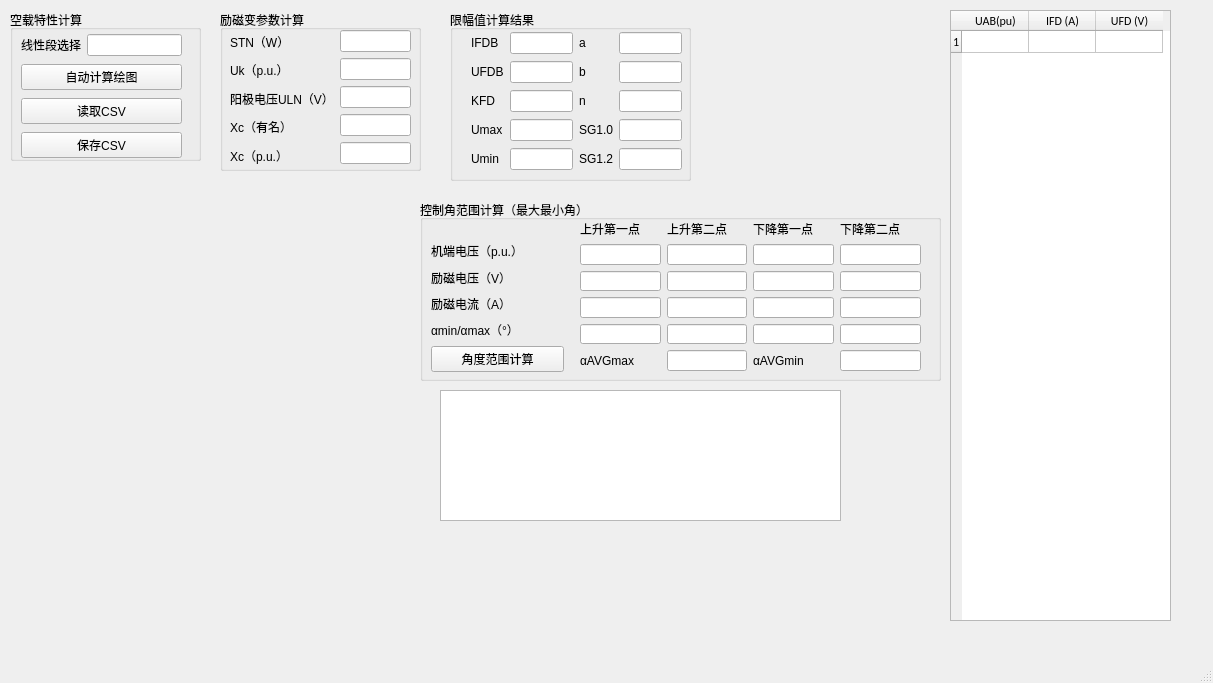
The window that kongzaiQMainWindow.ui (fly1057/noloadcharacteristic) describes before a commit, drawn with Qt 5.
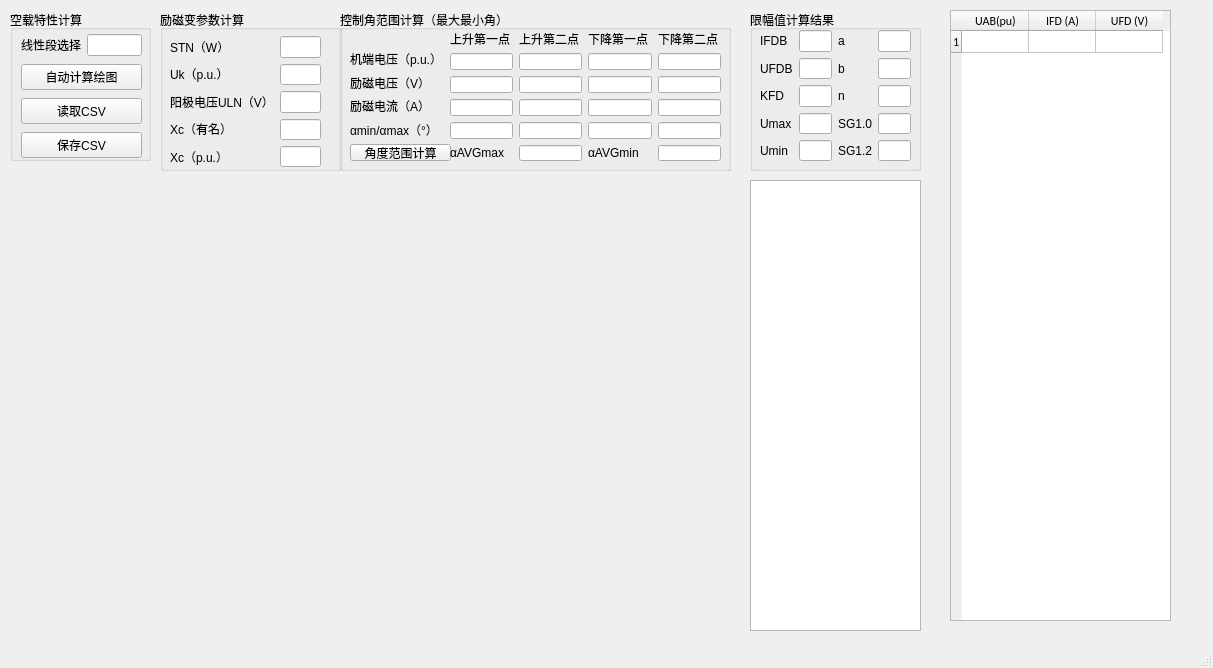
The same window after the commit.

What changed in the file:
```diff
--- a/kongzaiQMainWindow.ui
+++ b/kongzaiQMainWindow.ui
@@ -7,7 +7,7 @@
     <x>0</x>
     <y>0</y>
     <width>1213</width>
-    <height>683</height>
+    <height>668</height>
    </rect>
   </property>
   <property name="windowTitle">
@@ -19,7 +19,7 @@
      <rect>
       <x>10</x>
       <y>10</y>
-      <width>191</width>
+      <width>141</width>
       <height>151</height>
      </rect>
     </property>
@@ -31,7 +31,7 @@
       <rect>
        <x>11</x>
        <y>22</y>
-       <width>161</width>
+       <width>121</width>
        <height>130</height>
       </rect>
      </property>
@@ -77,10 +77,10 @@
    <widget class="QGroupBox" name="groupBox_LimiterCalculate">
     <property name="geometry">
      <rect>
-      <x>450</x>
+      <x>750</x>
       <y>10</y>
-      <width>241</width>
-      <height>171</height>
+      <width>171</width>
+      <height>161</height>
      </rect>
     </property>
     <property name="title">
@@ -89,10 +89,10 @@
     <widget class="QWidget" name="layoutWidget_2">
      <property name="geometry">
       <rect>
-       <x>21</x>
-       <y>21</y>
-       <width>211</width>
-       <height>141</height>
+       <x>10</x>
+       <y>20</y>
+       <width>151</width>
+       <height>131</height>
       </rect>
      </property>
      <layout class="QGridLayout" name="gridLayout_2">
@@ -204,8 +204,8 @@
      <rect>
       <x>10</x>
       <y>180</y>
-      <width>401</width>
-      <height>381</height>
+      <width>721</width>
+      <height>451</height>
      </rect>
     </property>
     <layout class="QVBoxLayout" name="verticalLayout_mpl"/>
@@ -213,9 +213,9 @@
    <widget class="QGroupBox" name="groupBox_ExciterTransferCalculate">
     <property name="geometry">
      <rect>
-      <x>220</x>
+      <x>160</x>
       <y>10</y>
-      <width>201</width>
+      <width>181</width>
       <height>161</height>
      </rect>
     </property>
@@ -226,9 +226,9 @@
      <property name="geometry">
       <rect>
        <x>10</x>
-       <y>20</y>
-       <width>181</width>
-       <height>137</height>
+       <y>26</y>
+       <width>151</width>
+       <height>131</height>
       </rect>
      </property>
      <layout class="QHBoxLayout" name="horizontalLayout">
@@ -380,10 +380,10 @@
    <widget class="QGroupBox" name="groupBox_ControlAngleCalculate">
     <property name="geometry">
      <rect>
-      <x>420</x>
-      <y>200</y>
-      <width>521</width>
-      <height>181</height>
+      <x>340</x>
+      <y>10</y>
+      <width>391</width>
+      <height>161</height>
      </rect>
     </property>
     <property name="acceptDrops">
@@ -398,13 +398,13 @@
     <property name="checkable">
      <bool>false</bool>
     </property>
-    <widget class="QWidget" name="">
+    <widget class="QWidget" name="layoutWidget">
      <property name="geometry">
       <rect>
-       <x>11</x>
-       <y>41</y>
-       <width>133</width>
-       <height>131</height>
+       <x>10</x>
+       <y>40</y>
+       <width>101</width>
+       <height>111</height>
       </rect>
      </property>
      <layout class="QVBoxLayout" name="verticalLayout_5">
@@ -445,13 +445,13 @@
       </item>
      </layout>
     </widget>
-    <widget class="QWidget" name="">
+    <widget class="QWidget" name="layoutWidget">
      <property name="geometry">
       <rect>
-       <x>160</x>
+       <x>110</x>
        <y>20</y>
-       <width>341</width>
-       <height>151</height>
+       <width>271</width>
+       <height>131</height>
       </rect>
      </property>
      <layout class="QGridLayout" name="gridLayout">
@@ -557,10 +557,10 @@
    <widget class="QTextBrowser" name="textBrowser">
     <property name="geometry">
      <rect>
-      <x>440</x>
-      <y>390</y>
-      <width>401</width>
-      <height>131</height>
+      <x>750</x>
+      <y>180</y>
+      <width>171</width>
+      <height>451</height>
      </rect>
     </property>
    </widget>
```
Left out of the diff: 2 changed lines with no effect on the pictures.
